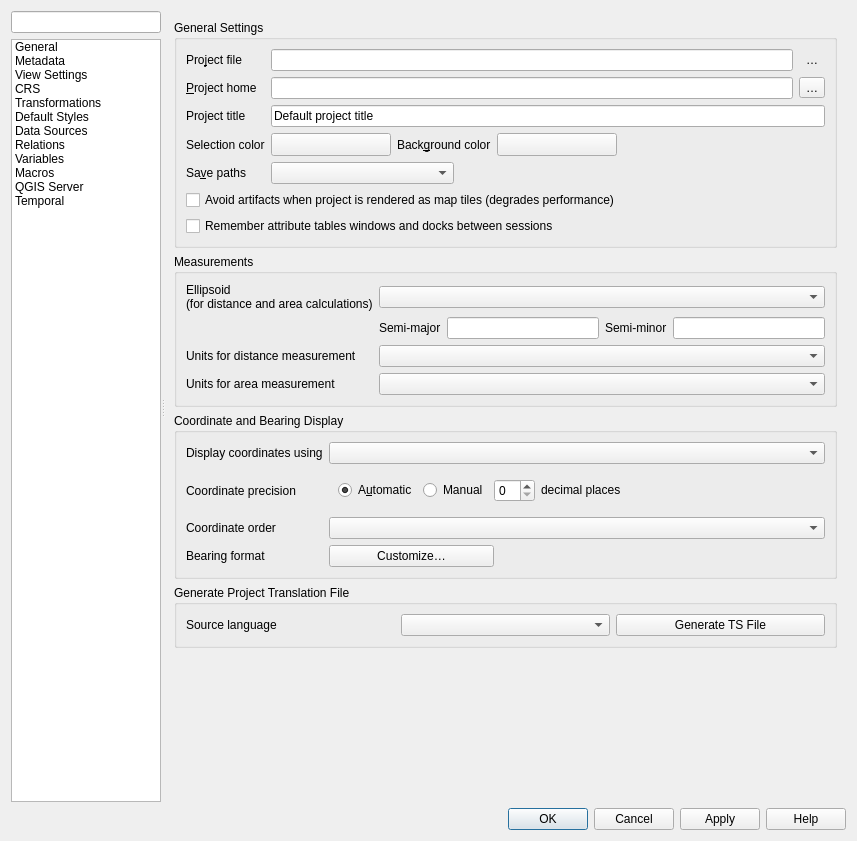
Qt form src/ui/qgsprojectpropertiesbase.ui (qgis/QGIS) before a commit.
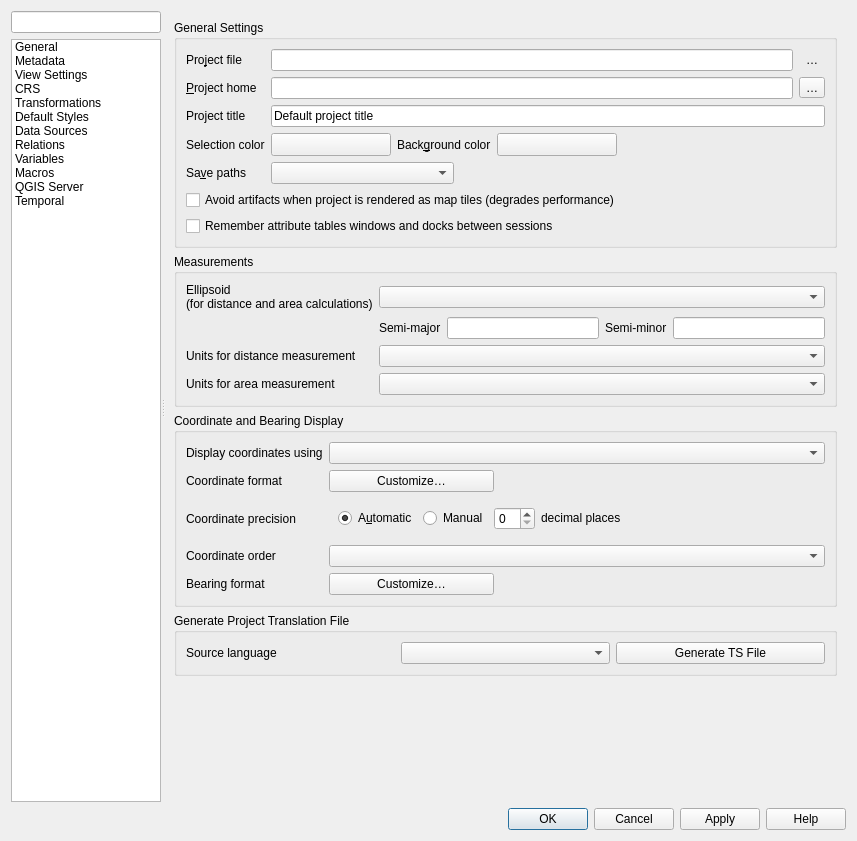
The same form after that commit. Icons and pictures are not drawn. Custom widgets are drawn as their Qt base class.

Commit message: Rework project coordinate format handling to use numeric format instead

What changed in the file:
```diff
--- a/src/ui/qgsprojectpropertiesbase.ui
+++ b/src/ui/qgsprojectpropertiesbase.ui
@@ -642,7 +642,52 @@
                   <string notr="true">projgeneral</string>
                  </property>
                  <layout class="QGridLayout" name="gridLayout_18">
-                  <item row="1" column="1">
+                  <item row="4" column="0">
+                   <widget class="QLabel" name="label_34">
+                    <property name="text">
+                     <string>Bearing format</string>
+                    </property>
+                   </widget>
+                  </item>
+                  <item row="2" column="0">
+                   <widget class="QLabel" name="label_26">
+                    <property name="text">
+                     <string>Coordinate precision</string>
+                    </property>
+                   </widget>
+                  </item>
+                  <item row="4" column="1">
+                   <layout class="QHBoxLayout" name="horizontalLayout_19" stretch="3,6">
+                    <item>
+                     <widget class="QPushButton" name="mCustomizeBearingFormatButton">
+                      <property name="text">
+                       <string>Customize…</string>
+                      </property>
+                     </widget>
+                    </item>
+                    <item>
+                     <spacer name="horizontalSpacer_8">
+                      <property name="orientation">
+                       <enum>Qt::Horizontal</enum>
+                      </property>
+                      <property name="sizeHint" stdset="0">
+                       <size>
+                        <width>40</width>
+                        <height>20</height>
+                       </size>
+                      </property>
+                     </spacer>
+                    </item>
+                   </layout>
+                  </item>
+                  <item row="0" column="0">
+                   <widget class="QLabel" name="label_25">
+                    <property name="text">
+                     <string>Display coordinates using</string>
+                    </property>
+                   </widget>
+                  </item>
+                  <item row="2" column="1">
                    <widget class="QFrame" name="mFramePrecision">
                     <layout class="QHBoxLayout" name="horizontalLayout_12">
                      <item>
@@ -691,64 +736,50 @@
                     </layout>
                    </widget>
                   </item>
-                  <item row="3" column="1">
-                   <layout class="QHBoxLayout" name="horizontalLayout_19" stretch="3,6">
-                    <item>
-                     <widget class="QPushButton" name="mCustomizeBearingFormatButton">
-                      <property name="text">
-                       <string>Customize…</string>
-                      </property>
-                     </widget>
-                    </item>
-                    <item>
-                     <spacer name="horizontalSpacer_8">
-                      <property name="orientation">
-                       <enum>Qt::Horizontal</enum>
-                      </property>
-                      <property name="sizeHint" stdset="0">
-                       <size>
-                        <width>40</width>
-                        <height>20</height>
-                       </size>
-                      </property>
-                     </spacer>
-                    </item>
-                   </layout>
-                  </item>
-                  <item row="1" column="0">
-                   <widget class="QLabel" name="label_26">
-                    <property name="text">
-                     <string>Coordinate precision</string>
-                    </property>
-                   </widget>
-                  </item>
-                  <item row="0" column="1">
-                   <widget class="QComboBox" name="mCoordinateDisplayComboBox"/>
-                  </item>
                   <item row="3" column="0">
-                   <widget class="QLabel" name="label_34">
-                    <property name="text">
-                     <string>Bearing format</string>
-                    </property>
-                   </widget>
-                  </item>
-                  <item row="0" column="0">
-                   <widget class="QLabel" name="label_25">
-                    <property name="text">
-                     <string>Display coordinates using</string>
-                    </property>
-                   </widget>
-                  </item>
-                  <item row="2" column="0">
                    <widget class="QLabel" name="label_31">
                     <property name="text">
                      <string>Coordinate order</string>
                     </property>
                    </widget>
                   </item>
-                  <item row="2" column="1">
+                  <item row="3" column="1">
                    <widget class="QComboBox" name="mCoordinateOrderComboBox"/>
                   </item>
+                  <item row="0" column="1">
+                   <widget class="QComboBox" name="mCoordinateDisplayComboBox"/>
+                  </item>
+                  <item row="1" column="0">
+                   <widget class="QLabel" name="label_38">
+                    <property name="text">
+                     <string>Coordinate format</string>
+                    </property>
+                   </widget>
+                  </item>
+                  <item row="1" column="1">
+                   <layout class="QHBoxLayout" name="horizontalLayout_20" stretch="3,6">
+                    <item>
+                     <widget class="QPushButton" name="mCustomizeCoordinateFormatButton">
+                      <property name="text">
+                       <string>Customize…</string>
+                      </property>
+                     </widget>
+                    </item>
+                    <item>
+                     <spacer name="horizontalSpacer_9">
+                      <property name="orientation">
+                       <enum>Qt::Horizontal</enum>
+                      </property>
+                      <property name="sizeHint" stdset="0">
+                       <size>
+                        <width>40</width>
+                        <height>20</height>
+                       </size>
+                      </property>
+                     </spacer>
+                    </item>
+                   </layout>
+                  </item>
                  </layout>
                 </widget>
                </item>
```
Left out of the diff: 1 changed line with no effect on the pictures. The commit also changes 14 other files.
